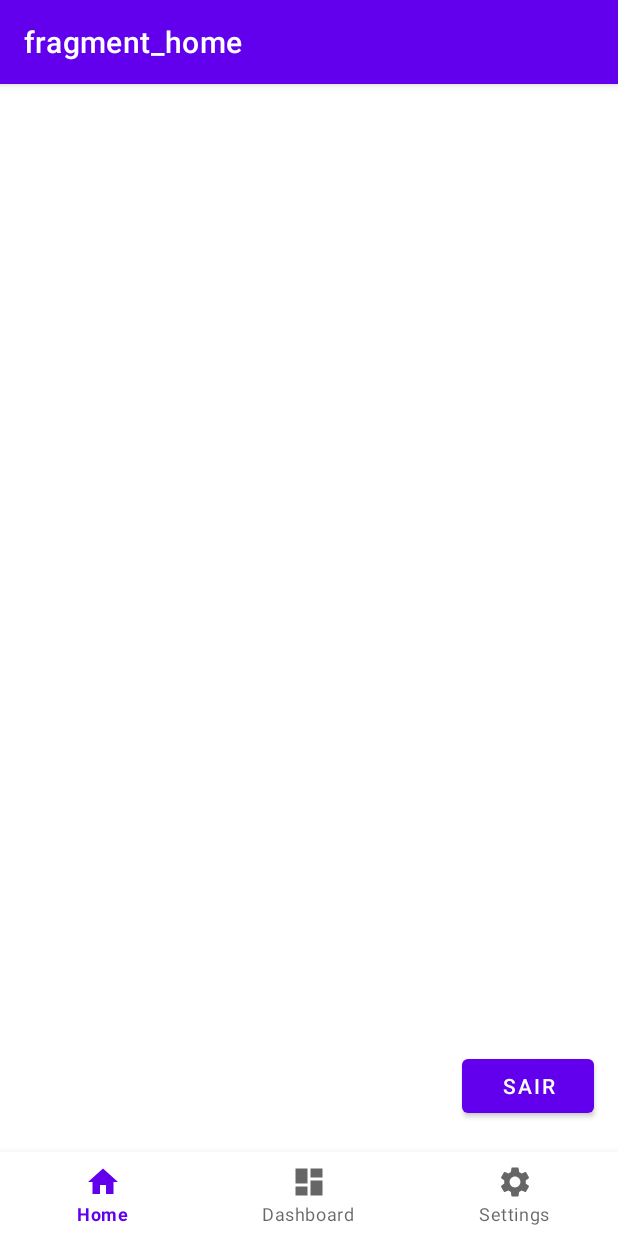
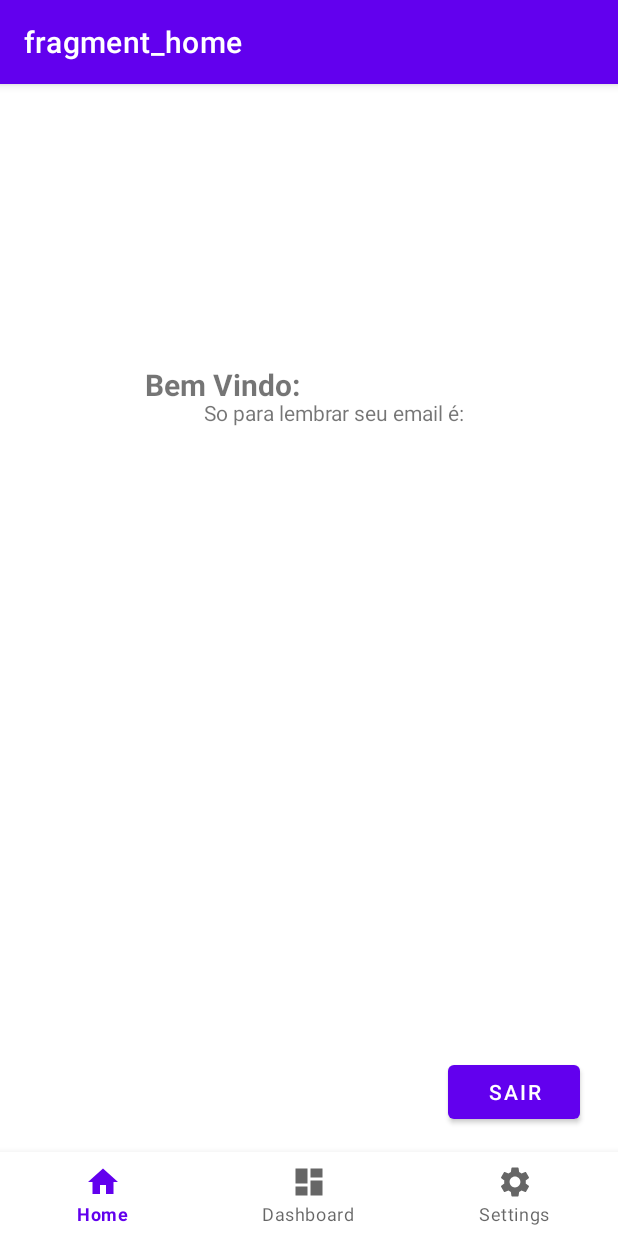
Before and after one commit to DouglasANS/ZapZapVenture, an Android app: the screen it shows after launch once a user with an empty profile is signed in (MainActivity), on a phone screen of 412 x 824 dp. Run offline under Robolectric (Android 15) with nearby library versions, the phone set to English and light mode, and no system bars; our stand-ins replace Firebase (no records; nobody signed in at launch, a user with empty details on screens opened directly), navigation-ui; libraries missing offline, so code that uses them is left out: com.firebase.ui.

Commit message:
pega o nome e email do usuário

```diff
--- a/app/src/main/java/com/example/zapzapventure/MainActivity.kt
+++ b/app/src/main/java/com/example/zapzapventure/MainActivity.kt
@@ -29,7 +29,6 @@ class MainActivity : AppCompatActivity() {
                 R.id.navigation_home, R.id.navigation_dashboard, R.id.navigation_conf
             )
         )
-
         binding.btnSair.setOnClickListener {
             AuthUI.getInstance().signOut(this).addOnCompleteListener {
                 val intent = Intent(this, LoginActivity::class.java)
--- a/app/src/main/java/com/example/zapzapventure/ui/home/HomeFragment.kt
+++ b/app/src/main/java/com/example/zapzapventure/ui/home/HomeFragment.kt
@@ -1,6 +1,7 @@
 package com.example.zapzapventure.ui.home
 
 import android.os.Bundle
+import android.util.Log
 import android.view.LayoutInflater
 import android.view.View
 import android.view.ViewGroup
@@ -10,9 +11,13 @@ import androidx.lifecycle.Observer
 import androidx.lifecycle.ViewModelProvider
 import androidx.recyclerview.widget.RecyclerView
 import com.example.zapzapventure.databinding.FragmentHomeBinding
+import com.google.firebase.auth.FirebaseAuth
+import com.google.firebase.firestore.ktx.firestore
+import com.google.firebase.ktx.Firebase
 
 class HomeFragment : Fragment() {
 
+    private val TAG = "Teste"
     private lateinit var homeViewModel: HomeViewModel
     private var _binding: FragmentHomeBinding? = null
 
@@ -35,6 +40,15 @@ class HomeFragment : Fragment() {
             adapter.setContactsList(it)
         })
 
+        val db = Firebase.firestore
+
+        val current = FirebaseAuth.getInstance().currentUser
+
+        if (current != null) {
+           binding.textNameWelcome.text = "Bem Vindo: ${current.displayName}"
+            binding.textEmailWelcome.text = " So para lembrar seu email é: ${current.email}"
+        }
+
         contactsList.adapter = adapter
 
         return root
--- a/app/src/main/res/layout/activity_main.xml
+++ b/app/src/main/res/layout/activity_main.xml
@@ -4,8 +4,7 @@
     xmlns:tools="http://schemas.android.com/tools"
     android:id="@+id/container"
     android:layout_width="match_parent"
-    android:layout_height="match_parent"
-    android:paddingTop="?attr/actionBarSize">
+    android:layout_height="match_parent">
 
     <com.google.android.material.bottomnavigation.BottomNavigationView
         android:id="@+id/nav_view"
@@ -22,26 +21,27 @@
     <fragment
         android:id="@+id/nav_host_fragment_activity_main"
         android:name="androidx.navigation.fragment.NavHostFragment"
-        android:layout_width="match_parent"
-        android:layout_height="match_parent"
+        android:layout_width="411dp"
+        android:layout_height="549dp"
         app:defaultNavHost="true"
         app:layout_constraintBottom_toTopOf="@id/nav_view"
+        app:layout_constraintHorizontal_bias="0.0"
         app:layout_constraintLeft_toLeftOf="parent"
         app:layout_constraintRight_toRightOf="parent"
         app:layout_constraintTop_toTopOf="parent"
+        app:layout_constraintVertical_bias="1.0"
         app:navGraph="@navigation/mobile_navigation" />
 
     <Button
         android:id="@+id/btnSair"
         android:layout_width="wrap_content"
         android:layout_height="wrap_content"
-        android:layout_marginBottom="20dp"
+        android:layout_marginBottom="16dp"
         android:text="@string/sair"
         app:layout_constraintBottom_toTopOf="@+id/nav_view"
         app:layout_constraintEnd_toEndOf="parent"
-        app:layout_constraintHorizontal_bias="0.95"
+        app:layout_constraintHorizontal_bias="0.922"
         app:layout_constraintStart_toStartOf="parent" />
 
 
-
 </androidx.constraintlayout.widget.ConstraintLayout>
--- a/app/src/main/res/layout/fragment_home.xml
+++ b/app/src/main/res/layout/fragment_home.xml
@@ -8,14 +8,42 @@
 
     <androidx.recyclerview.widget.RecyclerView
         android:id="@+id/RecyclerListId"
-        tools:listitem="@layout/recycler_contato_list"
+        android:layout_width="413dp"
+        android:layout_height="457dp"
         app:layoutManager="androidx.recyclerview.widget.LinearLayoutManager"
-        android:layout_width="411dp"
-        android:layout_height="534dp"
         app:layout_constraintBottom_toBottomOf="parent"
         app:layout_constraintEnd_toEndOf="parent"
-        app:layout_constraintHorizontal_bias="0.0"
+        app:layout_constraintHorizontal_bias="1.0"
         app:layout_constraintStart_toStartOf="parent"
         app:layout_constraintTop_toTopOf="parent"
-        app:layout_constraintVertical_bias="1.0" />
+        app:layout_constraintVertical_bias="1.0"
+        tools:listitem="@layout/recycler_contato_list" />
+
+    <TextView
+        android:id="@+id/textNameWelcome"
+        android:layout_width="229dp"
+        android:layout_height="26dp"
+        android:layout_marginStart="36dp"
+        android:layout_marginTop="24dp"
+        android:gravity="center"
+        android:textStyle="bold"
+        android:textSize="20sp"
+        android:text="TextView"
+        app:layout_constraintStart_toStartOf="parent"
+        app:layout_constraintTop_toTopOf="parent" />
+
+    <TextView
+        android:id="@+id/textEmailWelcome"
+        android:layout_width="332dp"
+        android:layout_height="40dp"
+        android:gravity="center"
+        android:text="TextView"
+        app:layout_constraintBottom_toTopOf="@+id/RecyclerListId"
+        app:layout_constraintEnd_toEndOf="parent"
+        app:layout_constraintHorizontal_bias="0.714"
+        app:layout_constraintStart_toStartOf="parent"
+        app:layout_constraintTop_toTopOf="parent"
+        app:layout_constraintVertical_bias="0.699" />
+
+
 </androidx.constraintlayout.widget.ConstraintLayout>
--- a/app/src/main/res/values/strings.xml
+++ b/app/src/main/res/values/strings.xml
@@ -8,4 +8,5 @@
     <!-- TODO: Remove or change this placeholder text -->
     <string name="hello_blank_fragment">Hello blank fragment</string>
     <string name="sair">Sair</string>
+    <string name="textview">TextView</string>
 </resources>
```
